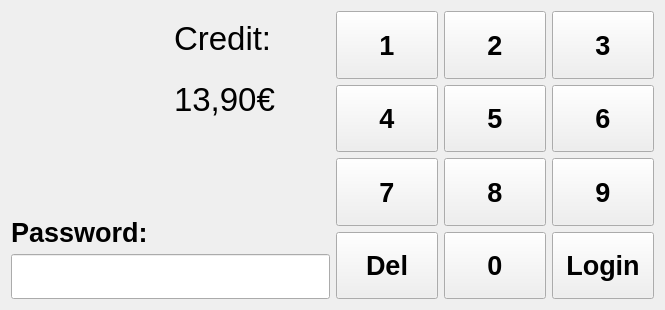
Above: TallyOnRaspberry/passwordscreen.ui from Deltachi/Tally_Teamproject before the change. Below: the same form after it.
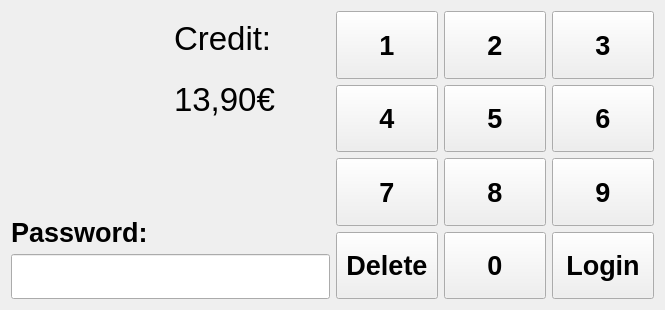
That is the form after the change. Icons and pictures are not drawn.

The edit to the form file:
```diff
--- a/TallyOnRaspberry/passwordscreen.ui
+++ b/TallyOnRaspberry/passwordscreen.ui
@@ -299,7 +299,7 @@
         </font>
        </property>
        <property name="text">
-        <string>Del</string>
+        <string>Delete</string>
        </property>
       </widget>
      </item>
```
